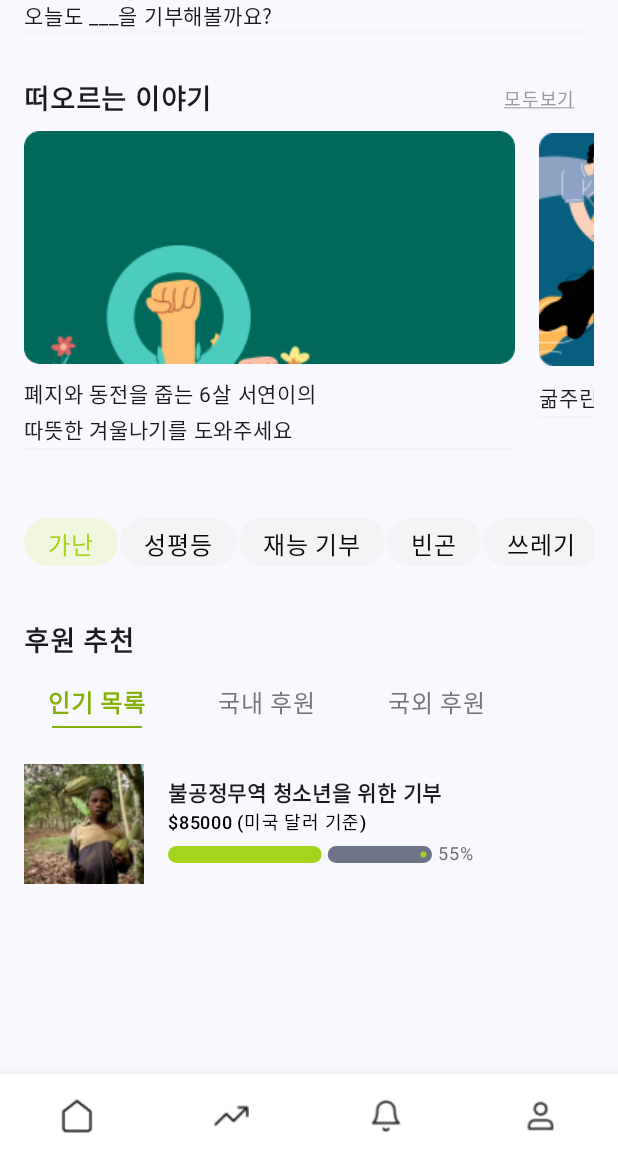
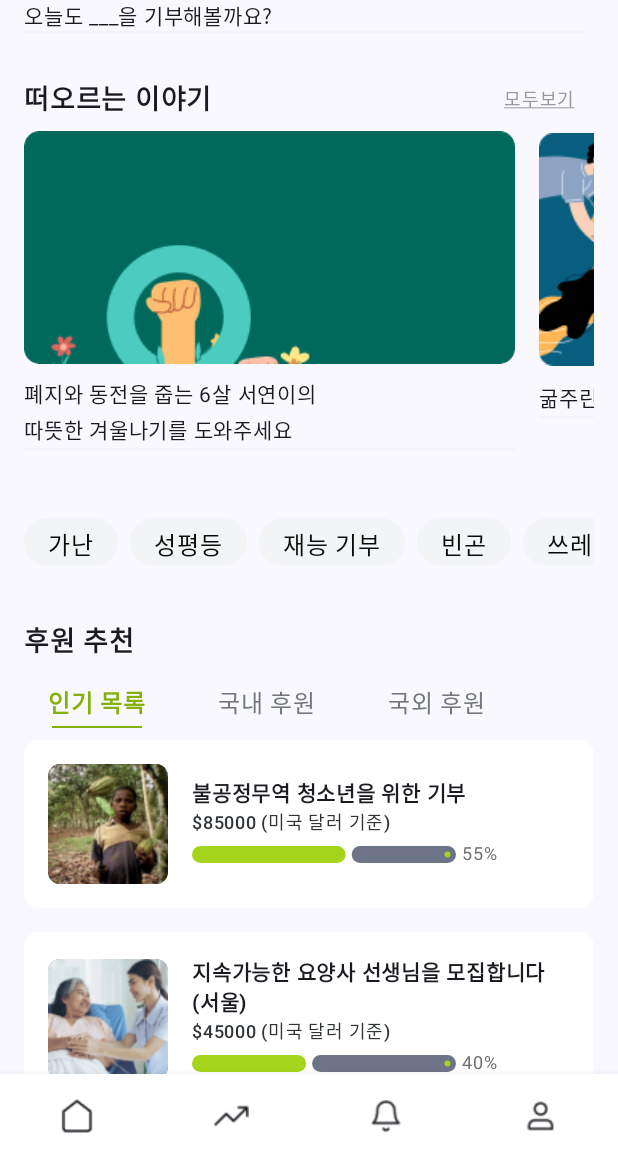
Before and after one commit to Welling-HCI-Team5/Welling_Android, an Android app built with Jetpack Compose: the screen it shows after launch (MainActivity), on a phone screen of 412 x 824 dp, the part 78-1236 px from its top. Run offline under Robolectric (Android 15) with nearby library versions, the phone set to English and light mode, and no system bars; Roboto replaces fonts that are not available here.

```diff
--- a/app/src/main/java/com/example/welling/screen/Main_Donation_Screen.kt
+++ b/app/src/main/java/com/example/welling/screen/Main_Donation_Screen.kt
@@ -1,5 +1,6 @@
 package com.example.welling.screen
 
+import android.annotation.SuppressLint
 import androidx.compose.foundation.Image
 import androidx.compose.foundation.background
 import androidx.compose.foundation.clickable
@@ -15,13 +16,17 @@ import androidx.compose.foundation.layout.height
 import androidx.compose.foundation.layout.padding
 import androidx.compose.foundation.layout.size
 import androidx.compose.foundation.layout.width
+import androidx.compose.foundation.lazy.LazyColumn
+import androidx.compose.foundation.lazy.items
 import androidx.compose.foundation.rememberScrollState
 import androidx.compose.foundation.shape.RoundedCornerShape
+import androidx.compose.foundation.verticalScroll
 import androidx.compose.material3.LinearProgressIndicator
 import androidx.compose.material3.Scaffold
 import androidx.compose.material3.Text
 import androidx.compose.runtime.Composable
 import androidx.compose.runtime.getValue
+import androidx.compose.runtime.mutableStateListOf
 import androidx.compose.runtime.mutableStateOf
 import androidx.compose.runtime.remember
 import androidx.compose.runtime.setValue
@@ -45,17 +50,62 @@ import com.example.welling.component.TabItem
 import com.example.welling.component.BottomNavigationBar
 
 
+
+
 // 후원 화면
+
+data class DonationItemData(
+    val imageRes: Int,
+    val title: String,
+    val progress: Float,
+    val progressText: String,
+    val money: String
+)
+
+
 @Composable
 fun Main_Donation_Screen(navController: NavHostController) {
+    val donationItems = listOf(
+        DonationItemData(
+            imageRes = R.drawable.donation_1,
+            title = "불공정무역 청소년을 위한 기부",
+            money = "\$85000 (미국 달러 기준)",
+            progress = 0.55f,
+            progressText = "55%"
+        ),
+        DonationItemData(
+            imageRes = R.drawable.grandma,
+            title = "지속가능한 요양사 선생님을 모집합니다 (서울)",
+            money = "\$45000 (미국 달러 기준)",
+            progress = 0.40f,
+            progressText = "40%"
+        ),
+        DonationItemData(
+            imageRes = R.drawable.water,
+            title = "협동조합을 통한 지속가능 목표 달성에 대한 기부",
+            money = "\$35000 (미국 달러 기준)",
+            progress = 0.75f,
+            progressText = "75%"
+        ),
+        DonationItemData(
+            imageRes = R.drawable.goat,
+            title = "동물 보호를 위한 국제 협회 지원 사업 재능 봉사",
+            money = "\$105000 (미국 달러 기준)",
+            progress = 0.10f,
+            progressText = "10%"
+        )
+    )
+
     Scaffold(
         bottomBar = { BottomNavigationBar(navController) }
     ) { innerPadding ->
         Column(
             modifier = Modifier
                 .fillMaxSize()
-                .padding(innerPadding) // 패딩을 Scaffold의 contentPadding과 일치시키기 위해 innerPadding 사용
+                .padding(innerPadding)// 패딩을 Scaffold의 contentPadding과 일치시키기 위해 innerPadding 사용
+                .verticalScroll(rememberScrollState())
                 .padding(16.dp)
+               //
         ) {
             Donation_Header()
             Spacer(modifier = Modifier.height(30.dp))
@@ -64,6 +114,86 @@ fun Main_Donation_Screen(navController: NavHostController) {
             Donation_Categories()
             Spacer(modifier = Modifier.height(20.dp))
             Donation_Recommendation()
+           // Spacer(modifier = Modifier.height(16.dp))
+/*
+            LazyColumn(
+                modifier = Modifier.fillMaxSize()
+            ) {
+                items(donationItems) { item ->
+                    Main_DonationItem(
+                        imageRes = item.imageRes,
+                        title = item.title,
+                        money = item.money,
+                        progress = item.progress,
+                        progressText = item.progressText
+                    )
+                    Spacer(modifier = Modifier.height(16.dp))
+                }
+
+ */
+            // LazyColumn to display the donation items
+            donationItems.forEach { item ->
+                Main_DonationItem(
+                    imageRes = item.imageRes,
+                    title = item.title,
+                    money = item.money,
+                    progress = item.progress,
+                    progressText = item.progressText
+                )
+                Spacer(modifier = Modifier.height(16.dp))
+            }
+
+        }
+    }
+}
+
+@Composable
+fun Main_DonationItem(imageRes: Int, title: String, money: String, progress: Float, progressText: String) {
+    Row(
+        modifier = Modifier
+            .fillMaxWidth()
+            .background(Color.White, shape = RoundedCornerShape(10.dp))
+            .padding(16.dp),
+        verticalAlignment = Alignment.CenterVertically
+    ) {
+        Image(
+            painter = painterResource(imageRes), // 아이템 이미지
+            contentDescription = null,
+            modifier = Modifier
+                .size(80.dp)
+                .clip(RoundedCornerShape(8.dp))
+                .background(Color.Gray)
+        )
+        Spacer(modifier = Modifier.width(16.dp))
+        Column(modifier = Modifier.weight(1f)) {
+            Text(
+                text = title,
+                fontSize = 14.sp,
+                fontWeight = FontWeight.Bold,
+                lineHeight = 20.sp
+            )
+            Text(
+                text = money,
+                fontSize = 12.sp,
+                color = Color(0xFF303437),
+                fontWeight = FontWeight.Medium,
+                lineHeight = 16.sp
+            )
+            Row(verticalAlignment = Alignment.CenterVertically) {
+                LinearProgressIndicator(
+                    progress = progress,
+                    modifier = Modifier
+                        .width(176.dp)
+                        .height(11.dp),
+                    color = Color(0xFFA4D41C)
+                )
+                Text(
+                    text = progressText,
+                    color = Color(0xFF6C7072),
+                    fontSize = 12.sp,
+                    modifier = Modifier.padding(start = 4.dp)
+                )
+            }
         }
     }
 }
@@ -75,7 +205,8 @@ fun Main_Donation_Screen(navController: NavHostController) {
 @Composable
 fun Donation_Header() {
     Column(
-        modifier = Modifier.fillMaxWidth()
+        modifier = Modifier
+            .fillMaxWidth()
     ) {
         Row(
             verticalAlignment = Alignment.CenterVertically,
@@ -210,30 +341,44 @@ fun Donation_FeaturedStory(navController: NavHostController) {
 
 @Composable
 fun Donation_Categories() {
+    val categories = listOf("가난", "성평등", "재능 기부", "빈곤", "쓰레기")
+    val selectedCategories = remember { mutableStateListOf<String>() }
+
     Row(
-        horizontalArrangement = Arrangement.spacedBy(1.dp),
+        horizontalArrangement = Arrangement.spacedBy(8.dp),
         verticalAlignment = Alignment.CenterVertically,
         modifier = Modifier.horizontalScroll(rememberScrollState())
     ) {
-        Donation_CategoryButton("가난")
-        Donation_CategoryButton("성평등")
-        Donation_CategoryButton("재능 기부")
-        Donation_CategoryButton("빈곤")
-        Donation_CategoryButton("쓰레기")
+        val orderedCategories = selectedCategories + categories.filter { it !in selectedCategories }
+
+        orderedCategories.forEach { category ->
+            Donation_CategoryButton(
+                text = category,
+                isSelected = category in selectedCategories,
+                onClick = {
+                    if (category in selectedCategories) {
+                        selectedCategories.remove(category)
+                    } else {
+                        selectedCategories.add(category)
+                    }
+                }
+            )
+        }
     }
     Spacer(modifier = Modifier.height(16.dp))
 }
 
 @Composable
-fun Donation_CategoryButton(text: String) {
-    val backgroundColor = if (text == "가난") Color(0xFFF1F7DE) else Color(0xFFF2F4F5)
-    val textColor = if (text == "가난") Color(0xFFA4D41C) else Color(0xFF090A0A)
+fun Donation_CategoryButton(text: String, isSelected: Boolean, onClick: () -> Unit) {
+    val backgroundColor = if (isSelected) Color(0xFFF1F7DE) else Color(0xFFF2F4F5)
+    val textColor = if (isSelected) Color(0xFFA4D41C) else Color(0xFF090A0A)
 
     Box(
         modifier = Modifier
             .height(32.dp)
             .background(backgroundColor, shape = RoundedCornerShape(32.dp))
             .padding(horizontal = 16.dp, vertical = 5.dp)
+            .clickable(onClick = onClick)
     ) {
         Text(
             text = text,
@@ -252,8 +397,8 @@ fun Donation_Recommendation() {
         )
         Spacer(modifier = Modifier.height(8.dp))
         Donation_TabRow()
-        Spacer(modifier = Modifier.height(16.dp))
-        Donation_Item()
+        //Spacer(modifier = Modifier.height(16.dp))
+        //Donation_Item()
     }
 }
 
@@ -273,50 +418,7 @@ fun Donation_TabRow() {
 }
 
 
-@Composable
-fun Donation_Item() {
-    Row(
-        modifier = Modifier.fillMaxWidth(),
-        verticalAlignment = Alignment.CenterVertically
-    ) {
-        Image(
-            painter = painterResource(R.drawable.donation_1),
-            contentDescription = null,
-            modifier = Modifier
-                .size(80.dp)
-                .background(Color.Gray, shape = RoundedCornerShape(8.dp))
-        )
-        Spacer(modifier = Modifier.width(16.dp))
-        Column(modifier = Modifier.weight(1f)) {
-            Text(
-                text = "불공정무역 청소년을 위한 기부",
-                fontSize = 14.sp,
-                fontWeight = FontWeight.Bold,
-                lineHeight = 20.sp
-            )
-            Text(
-                text = "$85000 (미국 달러 기준)",
-                fontSize = 12.sp,
-                color = Color.Black,
-                fontWeight = FontWeight.Medium,
-                lineHeight = 16.sp
-            )
-            Row(verticalAlignment = Alignment.CenterVertically) {
-                LinearProgressIndicator(
-                    progress = 0.55f,
-                    modifier = Modifier.width(176.dp).height(11.dp), // 막대 바의 길이 조정
-                    color = Color(0xFFA4D41C)
-                )
-                Text(
-                    text = "55%",
-                    color = Color(0xFF6C7072),
-                    fontSize = 12.sp,
-                    modifier = Modifier.padding(start = 4.dp)
-                )
-            }
-        }
-    }
-}
+
 
 @Preview(showBackground = true, device = "spec:width=375dp,height=812dp")
 @Composable
```
